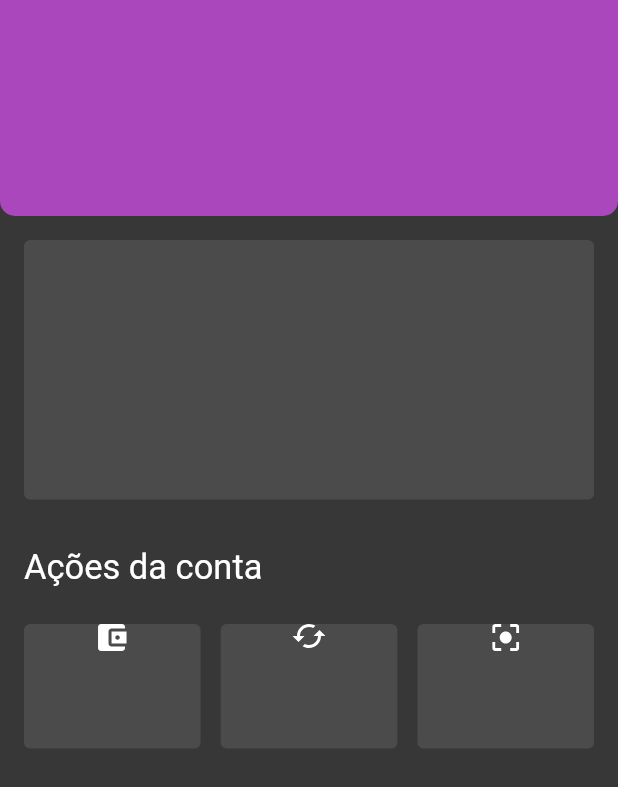
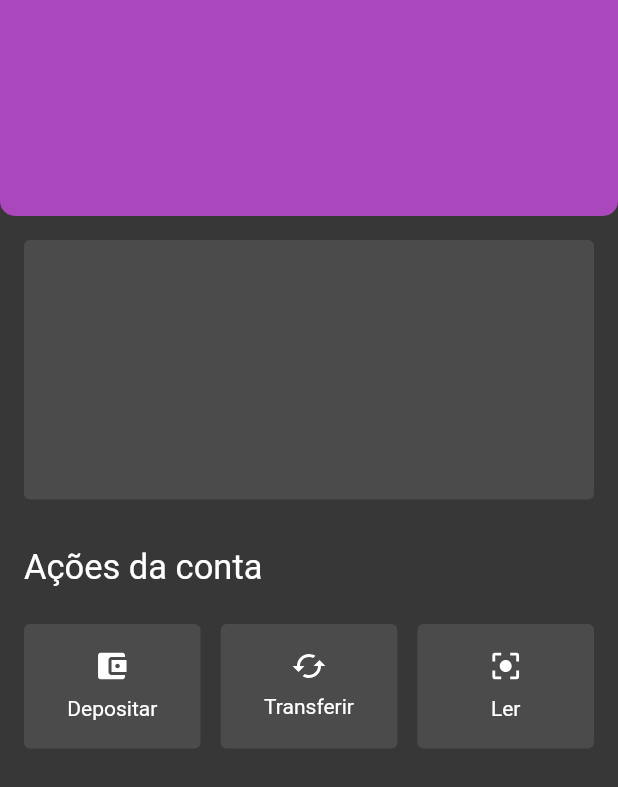
Before and after one commit to lukzfreitas/alura_challenge_mobile, a Flutter app: the HomeView screen opened by its route, on a phone screen of 412 x 824 dp. Shown: the top 787 px of the screen. Run offline on Flutter 3.47's test engine with Material 2 defaults, Android fonts, the phone set to English and light mode, and no system bars; our stand-ins replace dio, flutter_svg, get, shared_preferences; accounts and stored records are empty.

Commit message:
Creating actions card

```diff
--- a/lib/app/modules/home/views/home_view.dart
+++ b/lib/app/modules/home/views/home_view.dart
@@ -38,14 +38,17 @@ class HomeView extends StatelessWidget {
                 mainAxisAlignment: MainAxisAlignment.spaceBetween,
                 children: [
                   ActionCard(
+                    title: 'Depositar',
                     width: constraints.maxWidth / 3.5,
                     icon: IconsSvg.WALLET,
                   ),
                   ActionCard(
+                    title: 'Transferir',
                     width: constraints.maxWidth / 3.5,
                     icon: IconsSvg.CACHED,
                   ),
                   ActionCard(
+                    title: 'Ler',
                     width: constraints.maxWidth / 3.5,
                     icon: IconsSvg.CENTER_FOCO,
                   ),
--- a/lib/app/modules/home/widgets/actions_card.dart
+++ b/lib/app/modules/home/widgets/actions_card.dart
@@ -2,10 +2,12 @@ import 'package:alura_challenge_mobile/app/core/utils/icon_svg.dart';
 import 'package:flutter/cupertino.dart';
 
 class ActionCard extends StatelessWidget {
+  final String title;
   final double width;
   final String icon;
 
-  const ActionCard({Key? key, required this.width, required this.icon})
+  const ActionCard(
+      {Key? key, required this.title, required this.width, required this.icon})
       : super(key: key);
 
   @override
@@ -20,9 +22,20 @@ class ActionCard extends StatelessWidget {
         ),
       ),
       child: Column(
-        children:[
+        mainAxisAlignment: MainAxisAlignment.center,
+        children: [
           LoadIconSvg(icon),
-        ]
+          const SizedBox(height: 11.0),
+          Text(
+            title,
+            style: const TextStyle(
+              color: Color(0xffFFFFFF),
+              fontFamily: 'Roboto',
+              fontStyle: FontStyle.normal,
+              fontSize: 14.0,
+            ),
+          ),
+        ],
       ),
     );
   }
```
Also changed, not shown: lib/app/core/utils/icon_svg.dart (line endings or trailing spaces).
